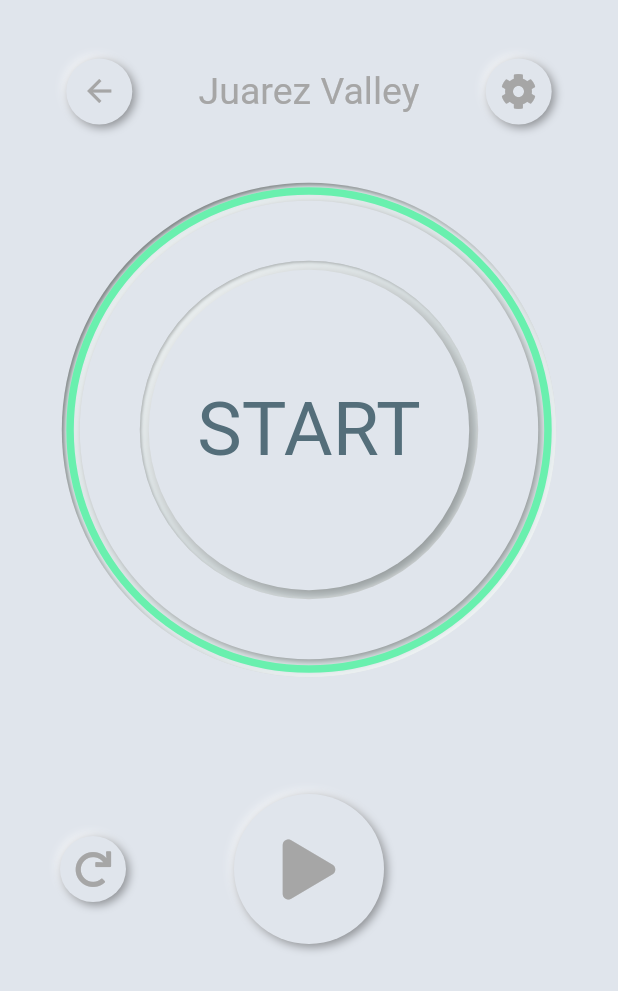
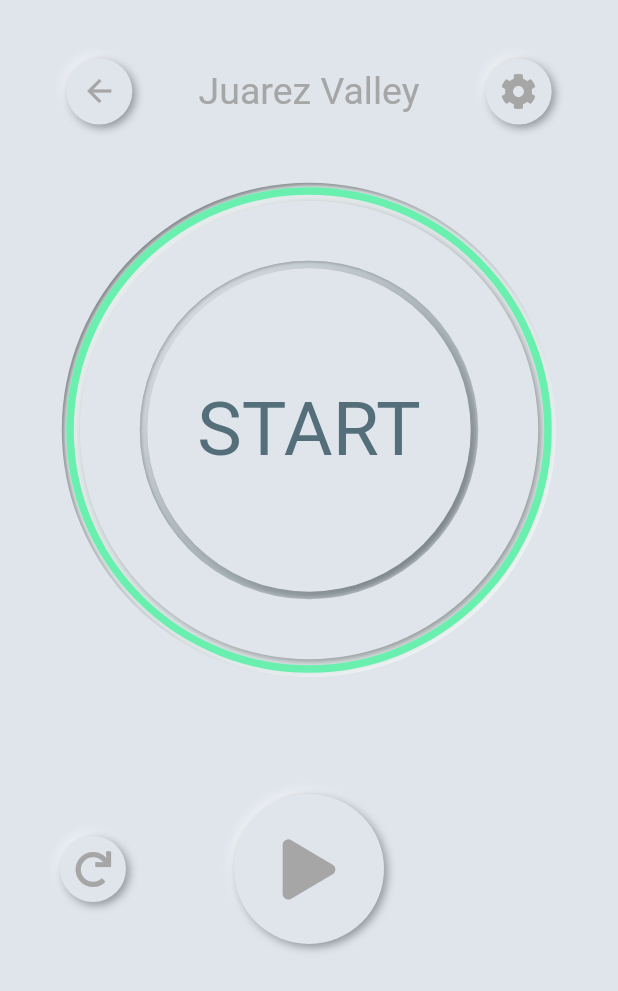
Before and after one commit to tksuns12/jailhouse_workout, a Flutter app: the screen it shows after launch, after a tap on "Juarez Valley", on a phone screen of 412 x 824 dp. Shown: the top 991 px of the screen. Run offline on Flutter 3.47's test engine with Material 2 defaults, Android fonts, the phone set to English and light mode, and no system bars; drawn by our look-alikes of flutter_neumorphic; our stand-ins replace audioplayers, font_awesome_flutter, hive, hive_flutter, permission_handler, wakelock; missing offline and left inert: digital_lcd; accounts and stored records are empty; Roboto replaces fonts that are missing (DungGeunMo).

Commit message:
가운데 스타트 좀 바꿈

```diff
--- a/lib/screens/jurarez_screen.dart
+++ b/lib/screens/jurarez_screen.dart
@@ -245,9 +245,9 @@ class _JuarezScreenState extends State<JuarezScreen>
                             intensity: 0.7,
                             color: kMainColor),
                         child: Neumorphic(
-                          padding: EdgeInsets.all(6),
+                          padding: EdgeInsets.all(5),
                           boxShape: NeumorphicBoxShape.circle(),
-                          style: NeumorphicStyle(depth: -2),
+                          style: NeumorphicStyle(depth: -2, color: Colors.blueGrey[200]),
                           child: Consumer(
                             builder: (BuildContext context,
                                 JuarezProvider juarez, Widget child) {
```
